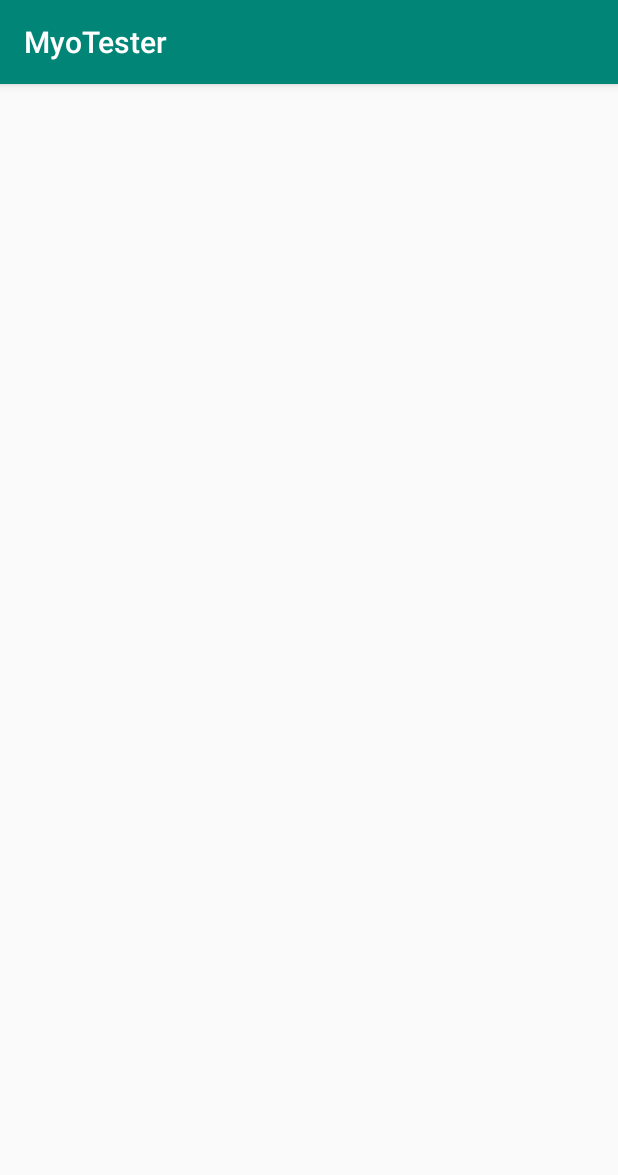
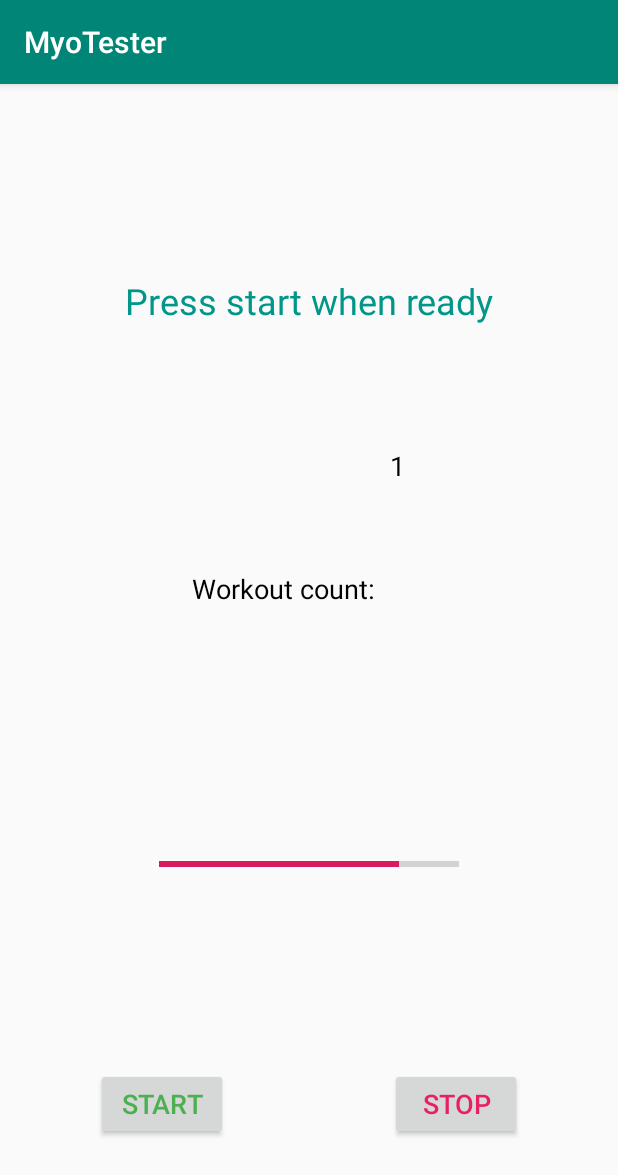
Before and after one commit to DaNious/MyoTester, an Android app: the WorkoutActivity screen opened directly, with no data from a screen before it, on a phone screen of 412 x 824 dp. Shown: the top 1175 px of the screen. Run offline under Robolectric (Android 15) with nearby library versions, the phone set to English and light mode, and no system bars.

Commit message:
Measure layout

```diff
--- a/app/src/main/res/layout/activity_main.xml
+++ b/app/src/main/res/layout/activity_main.xml
@@ -7,22 +7,23 @@
     tools:context=".MainActivity">
 
     <Button
-        android:id="@+id/button"
+        android:id="@+id/btn_ready"
         android:layout_width="145dp"
         android:layout_height="52dp"
-        android:text="I'm ready!"
+        android:onClick="start2Test"
+        android:text="@string/welcomeButton"
         android:textSize="18sp"
         app:layout_constraintBottom_toBottomOf="parent"
         app:layout_constraintEnd_toEndOf="parent"
         app:layout_constraintStart_toStartOf="parent"
-        app:layout_constraintTop_toBottomOf="@+id/textView" />
+        app:layout_constraintTop_toBottomOf="@+id/tv_welcome" />
 
     <TextView
-        android:id="@+id/textView"
+        android:id="@+id/tv_welcome"
         android:layout_width="wrap_content"
         android:layout_height="wrap_content"
         android:layout_marginTop="128dp"
-        android:text="Ready for workout?"
+        android:text="@string/welcomeMessage"
         android:textColor="@android:color/holo_red_dark"
         android:textSize="36sp"
         app:layout_constraintEnd_toEndOf="parent"
--- a/app/src/main/res/layout/activity_workout.xml
+++ b/app/src/main/res/layout/activity_workout.xml
@@ -6,4 +6,83 @@
     android:layout_height="match_parent"
     tools:context=".WorkoutActivity">
 
+    <ProgressBar
+        android:id="@+id/pb"
+        style="@android:style/Widget.DeviceDefault.ProgressBar.Horizontal"
+        android:layout_width="200dp"
+        android:layout_height="wrap_content"
+        android:layout_marginBottom="128dp"
+        android:max="100"
+        android:progress="80"
+        app:layout_constraintBottom_toTopOf="@+id/btnStart"
+        app:layout_constraintEnd_toEndOf="parent"
+        app:layout_constraintStart_toStartOf="parent" />
+
+    <Button
+        android:id="@+id/btnStart"
+        android:layout_width="wrap_content"
+        android:layout_height="wrap_content"
+        android:layout_marginStart="64dp"
+        android:layout_marginLeft="64dp"
+        android:layout_marginBottom="64dp"
+        android:text="@string/measureStartButton"
+        android:textColor="#4CAF50"
+        android:textSize="18sp"
+        app:layout_constraintBottom_toBottomOf="parent"
+        app:layout_constraintStart_toStartOf="parent" />
+
+    <Button
+        android:id="@+id/btnStop"
+        android:layout_width="wrap_content"
+        android:layout_height="wrap_content"
+        android:layout_marginEnd="64dp"
+        android:layout_marginRight="64dp"
+        android:layout_marginBottom="64dp"
+        android:text="@string/measureStopButton"
+        android:textColor="#E91E63"
+        android:textSize="18sp"
+        app:layout_constraintBottom_toBottomOf="parent"
+        app:layout_constraintEnd_toEndOf="parent" />
+
+    <TextView
+        android:id="@+id/tv_instruction"
+        android:layout_width="wrap_content"
+        android:layout_height="wrap_content"
+        android:layout_marginTop="128dp"
+        android:text="@string/textMeasure"
+        android:textColor="#009688"
+        android:textSize="24sp"
+        app:layout_constraintEnd_toEndOf="parent"
+        app:layout_constraintStart_toStartOf="parent"
+        app:layout_constraintTop_toTopOf="parent" />
+
+    <TextView
+        android:id="@+id/tv_count_label"
+        android:layout_width="wrap_content"
+        android:layout_height="wrap_content"
+        android:layout_marginStart="128dp"
+        android:layout_marginLeft="128dp"
+        android:text="@string/countLabel"
+        android:textColor="#000000"
+        android:textSize="18sp"
+        app:layout_constraintBottom_toTopOf="@+id/pb"
+        app:layout_constraintStart_toStartOf="parent"
+        app:layout_constraintTop_toBottomOf="@+id/tv_instruction" />
+
+    <TextView
+        android:id="@+id/tv_count"
+        android:layout_width="wrap_content"
+        android:layout_height="wrap_content"
+        android:layout_marginStart="10dp"
+        android:layout_marginLeft="10dp"
+        android:layout_marginTop="81dp"
+        android:layout_marginBottom="86dp"
+        android:text="1"
+        android:textColor="#000000"
+        android:textSize="18sp"
+        app:layout_constraintBottom_toTopOf="@+id/pb"
+        app:layout_constraintStart_toEndOf="@+id/tv_count_label"
+        app:layout_constraintTop_toBottomOf="@+id/tv_instruction"
+        app:layout_constraintVertical_bias="0.0" />
+
 </androidx.constraintlayout.widget.ConstraintLayout>
--- a/app/src/main/res/values/strings.xml
+++ b/app/src/main/res/values/strings.xml
@@ -1,3 +1,9 @@
 <resources>
     <string name="app_name">MyoTester</string>
+    <string name="welcomeMessage">Ready for workout?</string>
+    <string name="welcomeButton">I\'m Ready!</string>>
+    <string name="measureStartButton">Start</string>>
+    <string name="measureStopButton">Stop</string>>
+    <string name="textMeasure">Press start when ready</string>>
+    <string name="countLabel">Workout count:</string>>
 </resources>
```
